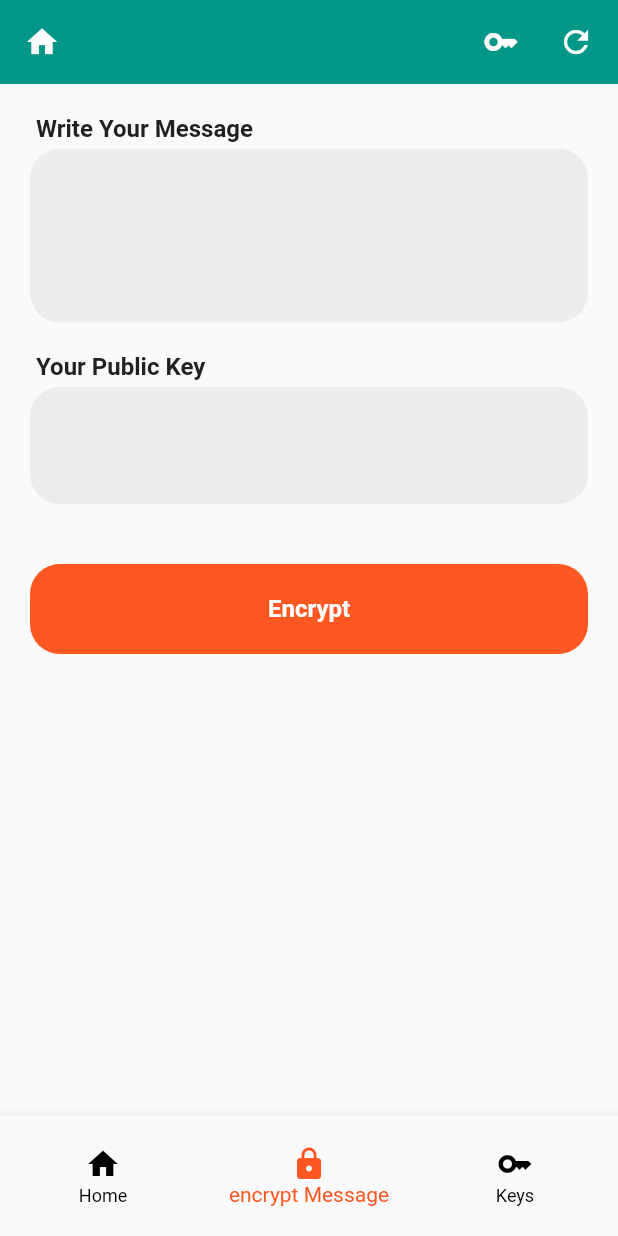
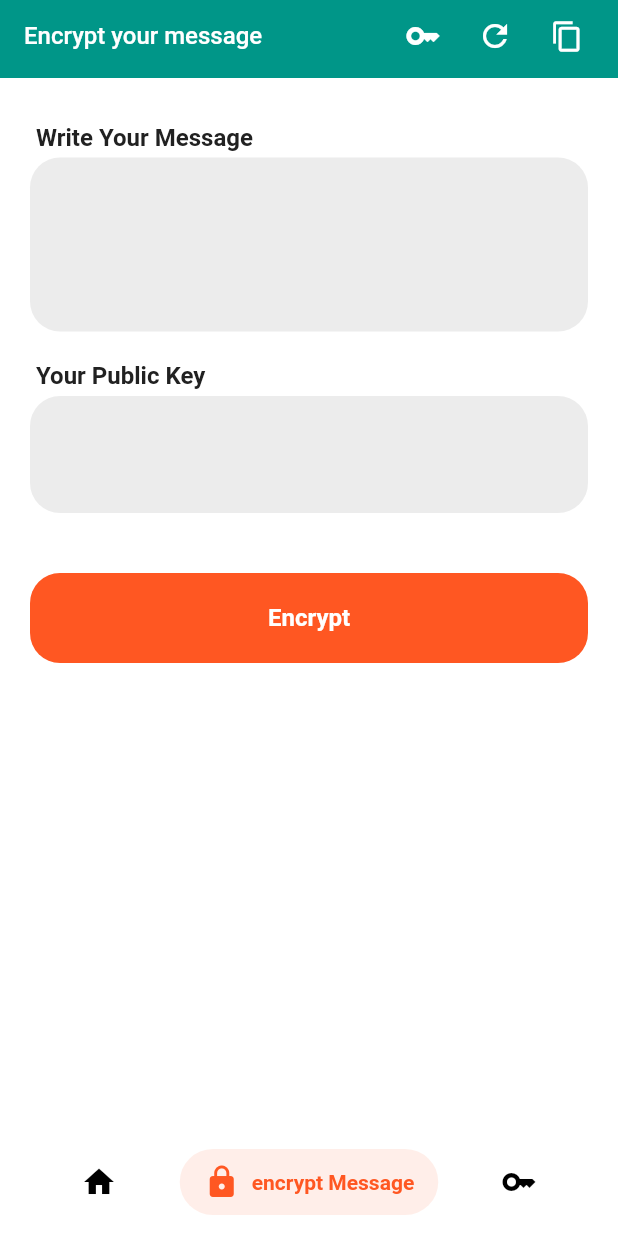
Before and after one commit to hemunt/RsaKeyEncription, a Flutter app: the screen it shows after launch, item 2 of the bottom bar chosen, on a phone screen of 412 x 824 dp. Run offline on Flutter 3.47's test engine with Material 2 defaults, Android fonts, the phone set to English and light mode, and no system bars; drawn by our look-alikes of salomon_bottom_bar; our stand-ins replace get, shared_preferences; missing offline and left inert: asn1lib, pointycastle.

Commit message:
UI changes and Bug Fixes

```diff
--- /dev/null
+++ b/lib/Components/MyIconButton.dart
@@ -0,0 +1,24 @@
+import 'package:flutter/material.dart';
+
+class MyIconButton extends StatelessWidget {
+  final IconData iconData;
+  final Color iconColor;
+  final VoidCallback onPresses;
+  final double size;
+
+  const MyIconButton({Key? key, this.iconColor = Colors.white, required this.iconData , required this.onPresses, this.size = 22}) : super(key: key);
+
+  @override
+  Widget build(BuildContext context) {
+    return  ClipRRect(
+      borderRadius: BorderRadius.circular(30.0),
+      child: Material(
+        color: Colors.transparent,
+        child: IconButton(
+            icon: Icon(iconData,color: iconColor,size: size),
+            onPressed: onPresses
+        ),
+      ),
+    );
+  }
+}
--- a/lib/Screens/DashboardScreen.dart
+++ b/lib/Screens/DashboardScreen.dart
@@ -5,10 +5,12 @@ import 'package:rsa_message_encription/Screens/EncryptMessage.dart';
 import 'package:rsa_message_encription/Screens/GenerateKeyScreen.dart';
 
 import '../AppConstent/Colors.dart';
+import '../Components/MyIconButton.dart';
 import '../Controller/EncryptionScreenController.dart';
 import '../Controller/GenerareKeyScreenController.dart';
 import '../KeyGenerator/RsaKeyHelper.dart';
 import '../TextField/AppTextField.dart';
+import 'package:salomon_bottom_bar/salomon_bottom_bar.dart';
 
 class DashboardScreen extends StatefulWidget {
   const DashboardScreen({Key? key}) : super(key: key);
@@ -26,6 +28,7 @@ class _DashboardScreenState extends State<DashboardScreen> {
   String? privateKey = "";
   String encryptedData = "";
   String realText = "Your Message Here...";
+  final PageController _pageController = PageController();
   EncryptionScreenController controller = Get.put(EncryptionScreenController());
   GenerateKeyScreenController controller2 =
       Get.put(GenerateKeyScreenController());
@@ -41,9 +44,10 @@ class _DashboardScreenState extends State<DashboardScreen> {
   @override
   Widget build(BuildContext context) {
     return Scaffold(
-      // backgroundColor: primaryColor,
+      backgroundColor: Colors.white,
       floatingActionButton: _selectedIndex == 0
-          ? FloatingActionButton(
+          ? FloatingActionButton.extended(label: const Text('Decrypt'),
+              icon: const Icon( Icons.remove_red_eye,color: Colors.white,),
               onPressed: () {
                 RsaKeyHelper helper = RsaKeyHelper();
                 setState(
@@ -54,64 +58,98 @@ class _DashboardScreenState extends State<DashboardScreen> {
                 );
               },
               backgroundColor: secondaryColor,
-              child: const Icon(
-                Icons.remove_red_eye,
-                color: Colors.white,
-              ),
+
             )
           : SizedBox(),
-      bottomNavigationBar: SizedBox(
-        height: 80,
-        child: BottomNavigationBar(
+      bottomNavigationBar: Container(
+        padding: EdgeInsets.only(left: 30.0,right: 30.0),
+        margin: EdgeInsets.only(bottom: 6.0),
+        height: 60,
+        child: SalomonBottomBar(
           currentIndex: _selectedIndex,
-          type: BottomNavigationBarType.fixed,
           selectedItemColor: secondaryColor,
           unselectedItemColor: Colors.black,
           onTap: (val) {
             setState(() {
               _selectedIndex = val;
+              _pageController.animateToPage(_selectedIndex, duration:const Duration(milliseconds: 200), curve: Curves.linear);
             });
           },
-          items: const [
-            BottomNavigationBarItem(
-              icon: Icon(Icons.home),
-              label: 'Home',
+          items:  [
+            SalomonBottomBarItem(
+              icon: const Icon(Icons.home),
+              title: const Text('Home'),
             ),
-            BottomNavigationBarItem(
-              icon: Icon(Icons.lock),
-              label: 'encrypt Message',
+            SalomonBottomBarItem(
+              icon:const Icon(Icons.lock),
+              title:const Text('encrypt Message'),
             ),
-            BottomNavigationBarItem(
-              icon: Icon(Icons.key),
-              label: 'Keys',
+            SalomonBottomBarItem(
+              icon: const Icon(Icons.key),
+              title: const Text('Keys'),
             ),
           ],
         ),
       ),
-      appBar: AppBar(
-        backgroundColor: primaryColor,
-        elevation: 0,
-        title: const Text(
-          "",
-          style: TextStyle(
-            fontWeight: FontWeight.w400,
+      body: PageView(
+        scrollBehavior: MyBehavior(),
+        controller: _pageController,
+        onPageChanged: (index){
+            setState(() {
+              _selectedIndex = index;
+            });
+        },
+        children:  [
+          SingleChildScrollView(
+            child: Column(
+              children: [
+                Container(
+                  color: primaryColor,
+                  child: SafeArea(
+                    child: Row(
+                      mainAxisAlignment: MainAxisAlignment.spaceBetween,
+                      children: [
+                        ClipRRect(
+                          borderRadius: BorderRadius.circular(30.0),
+                          child: Material(
+                            color: Colors.transparent,
+                            child: IconButton(
+                                icon: const Icon(Icons.home,color: Colors.white,),
+                                onPressed: (){
+                                  setState(() {
+                                    _selectedIndex = 0;
+                                    _pageController.animateToPage(_selectedIndex, duration:const Duration(milliseconds: 200), curve: Curves.linear);
+                                  });
+                                }
                             ),
                           ),
-        actions: [
-          GestureDetector(
-            onTap: () {
+                        ),
+                        Row(
+                          children: [
+                            MyIconButton(
+                              onPresses: (){
                                 setState(() {
                                   _selectedIndex = 2;
+                                  _pageController.animateToPage(_selectedIndex, duration:const Duration(milliseconds: 200), curve: Curves.linear);
                                 });
                               },
-            child: Container(
-                padding: const EdgeInsets.only(
-                    top: 10.0, left: 10.0, right: 16.0, bottom: 10.0),
-                child: const Icon(Icons.key)),
+                              iconData: Icons.key,
+                              iconColor: Colors.white,
+                              size: 24,
                             ),
-          _selectedIndex == 0
-              ? GestureDetector(
-                  onTap: () async {
+                            MyIconButton(
+                              onPresses: (){
+                                setState(() {
+                                  privateKey = "";
+                                  encryptedData = "";
+                                });
+                              },
+                              iconData: Icons.refresh,
+                              iconColor: Colors.white,
+                              size: 24,
+                            ),
+                            MyIconButton(
+                              onPresses: ()async{
                                 await Clipboard.setData(ClipboardData(text: realText));
                                 final snackBar = SnackBar(
                                   content: Row(
@@ -131,47 +169,17 @@ class _DashboardScreenState extends State<DashboardScreen> {
                                 );
                                 ScaffoldMessenger.of(context).showSnackBar(snackBar);
                               },
-                  child: const Padding(
-                    padding: EdgeInsets.only(right: 16.0),
-                    child: Icon(
-                      Icons.copy,
-                      size: 20,
+                              iconData: Icons.copy,
+                              iconColor: Colors.white,
+                            ),
+
+
+                          ],
+                        ),
+                      ],
                     ),
                   ),
-                )
-              : const SizedBox(),
-          GestureDetector(
-            onTap: () {
-              if (_selectedIndex == 0) {
-                setState(() {
-                  privateKey = "";
-                  encryptedData = "";
-                });
-              } else if (_selectedIndex == 1) {
-                controller.refreshPage();
-              } else {
-                controller2.refreshPage();
-              }
-            },
-            child: Container(
-                padding: const EdgeInsets.only(
-                    top: 10.0, left: 10.0, right: 16.0, bottom: 10.0),
-                child: const Icon(Icons.refresh)),
                 ),
-        ],
-        leading: GestureDetector(
-            onTap: () {
-              setState(() {
-                _selectedIndex = 0;
-              });
-            },
-            child: const Icon(Icons.home)),
-      ),
-      body: [
-        SingleChildScrollView(
-          child: SafeArea(
-              child: Column(
-            children: [
                 Container(
                   height: MediaQuery.of(context).size.height / 4,
                   color: primaryColor,
@@ -213,11 +221,18 @@ class _DashboardScreenState extends State<DashboardScreen> {
                   ),
                 )
               ],
-          )),
+            ),
           ),
           const EncryptMessage(),
           const GenerateKey(),
-      ].elementAt(_selectedIndex),
+        ],
+      )
     );
   }
 }
+class MyBehavior extends ScrollBehavior {
+  @override
+  Widget buildOverscrollIndicator(BuildContext context, Widget child, ScrollableDetails details) {
+    return child;
+  }
+}
--- a/lib/Screens/EncryptMessage.dart
+++ b/lib/Screens/EncryptMessage.dart
@@ -1,6 +1,8 @@
 import 'package:flutter/material.dart';
+import 'package:flutter/services.dart';
 import 'package:get/get.dart';
 import '../AppConstent/Colors.dart';
+import '../Components/MyIconButton.dart';
 import '../Controller/EncryptionScreenController.dart';
 import '../KeyGenerator/RsaKeyHelper.dart';
 import '../LocalStorage/SessionManager.dart';
@@ -30,11 +32,71 @@ class _EncryptMessageState extends State<EncryptMessage> {
   @override
   Widget build(BuildContext context) {
     return  SingleChildScrollView(
-      child: SafeArea(
-          child: Padding(
-            padding: const EdgeInsets.only(top: 20.0),
       child: Column(
         children: [
+          Container(
+            padding: EdgeInsets.only(bottom: 4.0,left: 16.0,right: 10),
+            color: primaryColor,
+            child: SafeArea(
+              child: Row(
+                mainAxisAlignment: MainAxisAlignment.spaceBetween,
+                children: [
+                  Text("Encrypt your message",style: TextStyle(
+                      color: Colors.white,
+                      fontSize: 16,
+                      fontWeight: FontWeight.w500
+                  ),),
+                  Row(
+                    children: [
+                      MyIconButton(
+                        onPresses: (){
+
+                        },
+                        iconData: Icons.key,
+                        iconColor: Colors.white,
+                        size: 24,
+                      ),
+                      MyIconButton(
+                        onPresses: (){
+
+                        },
+                        iconData: Icons.refresh,
+                        iconColor: Colors.white,
+                        size: 24,
+                      ),
+                      MyIconButton(
+                        onPresses: ()async{
+                          // await Clipboard.setData(ClipboardData(text: ));
+                          final snackBar = SnackBar(
+                            content: Row(
+                              children: const [
+                                Text(
+                                  "Message ",
+                                  style: TextStyle(
+                                      fontWeight: FontWeight.w700, fontSize: 16),
+                                ),
+                                Text("added to clipboard"),
+                              ],
+                            ),
+                            action: SnackBarAction(
+                              label: 'Ok',
+                              onPressed: () {},
+                            ),
+                          );
+                          ScaffoldMessenger.of(context).showSnackBar(snackBar);
+                        },
+                        iconData: Icons.copy,
+                        iconColor: Colors.white,
+                      ),
+                    ],
+                  ),
+                ],
+              ),
+            ),
+          ),
+          SizedBox(
+            height: 30.0,
+          ),
           Obx(
             ()=> AppTextField(keyTypeText: "Write Your Message",maxLines: 4, isCopy: false,value: controller.message.value, fieldData: (val){
               controller.message.value = val;
@@ -106,8 +168,6 @@ class _EncryptMessageState extends State<EncryptMessage> {
       Obx(()=> controller.isLoading.value ? CircularProgressIndicator(color: secondaryColor,) : const SizedBox()),
         ],
       ),
-          )
-      ),
     );
   }
 }
--- a/lib/main.dart
+++ b/lib/main.dart
@@ -1,5 +1,6 @@
 import 'package:flutter/material.dart';
 import 'package:rsa_message_encription/Screens/SplashScreen.dart';
+import 'package:get/get.dart';
 
 void main() {
   runApp(const MyApp());
@@ -12,7 +13,7 @@ class MyApp extends StatelessWidget {
 
   @override
   Widget build(BuildContext context) {
-    return const MaterialApp(
+    return const GetMaterialApp(
       debugShowCheckedModeBanner:  false,
       home: SplashScreen()
     );
--- a/pubspec.yaml
+++ b/pubspec.yaml
@@ -41,6 +41,7 @@ dependencies:
   asn1lib: ^1.4.0
   get: ^4.6.5
   flutter_share: ^2.0.0
+  salomon_bottom_bar: ^3.3.1
 
 
 dev_dependencies:
```
Also changed, not shown: lib/Screens/GenerateKeyScreen.dart (+32 -5 lines), lib/Screens/SplashScreen.dart (+3 -4 lines), pubspec.lock. Lines whose indentation alone changed are shown as unchanged.
